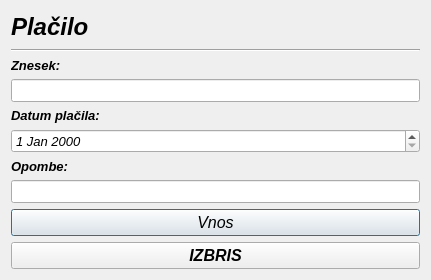
MaxMaxy/racun, file placiloracuna.ui: the form before one commit.
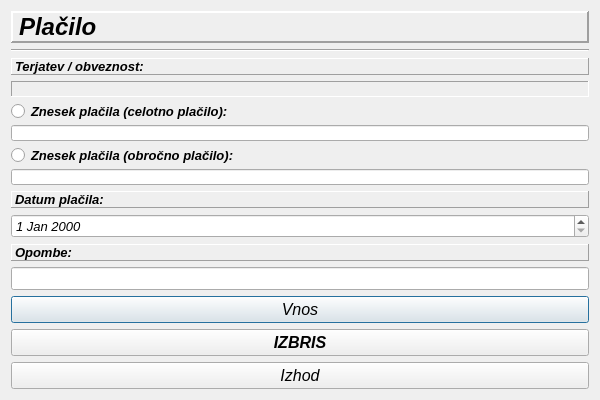
The form after the commit.

The edit to the form file:
```diff
--- a/placiloracuna.ui
+++ b/placiloracuna.ui
@@ -6,10 +6,22 @@
    <rect>
     <x>0</x>
     <y>0</y>
-    <width>431</width>
-    <height>280</height>
+    <width>600</width>
+    <height>400</height>
    </rect>
   </property>
+  <property name="minimumSize">
+   <size>
+    <width>600</width>
+    <height>400</height>
+   </size>
+  </property>
+  <property name="maximumSize">
+   <size>
+    <width>600</width>
+    <height>400</height>
+   </size>
+  </property>
   <property name="font">
    <font>
     <family>MS Sans Serif</family>
@@ -36,6 +48,15 @@
            <bold>true</bold>
           </font>
          </property>
+         <property name="frameShape">
+          <enum>QFrame::Panel</enum>
+         </property>
+         <property name="frameShadow">
+          <enum>QFrame::Raised</enum>
+         </property>
+         <property name="lineWidth">
+          <number>2</number>
+         </property>
          <property name="text">
           <string>Plačilo</string>
          </property>
@@ -55,24 +76,56 @@
        </item>
       </layout>
      </item>
+     <item>
+      <widget class="QLabel" name="label_5">
+       <property name="font">
+        <font>
+         <weight>75</weight>
+         <bold>true</bold>
+        </font>
+       </property>
+       <property name="frameShape">
+        <enum>QFrame::Panel</enum>
+       </property>
+       <property name="frameShadow">
+        <enum>QFrame::Raised</enum>
+       </property>
+       <property name="text">
+        <string>Terjatev / obveznost:</string>
+       </property>
+      </widget>
+     </item>
+     <item>
+      <widget class="QLabel" name="label_terObv">
+       <property name="minimumSize">
+        <size>
+         <width>450</width>
+         <height>16</height>
+        </size>
+       </property>
+       <property name="frameShape">
+        <enum>QFrame::Panel</enum>
+       </property>
+       <property name="frameShadow">
+        <enum>QFrame::Sunken</enum>
+       </property>
+       <property name="text">
+        <string/>
+       </property>
+      </widget>
+     </item>
      <item>
       <layout class="QVBoxLayout" name="verticalLayout_2">
        <item>
-        <widget class="QLabel" name="label_2">
+        <widget class="QRadioButton" name="radioButton_placiloSkupaj">
          <property name="font">
           <font>
-           <family>MS Sans Serif</family>
-           <pointsize>10</pointsize>
            <weight>75</weight>
-           <italic>true</italic>
            <bold>true</bold>
           </font>
          </property>
          <property name="text">
-          <string>Znesek:</string>
-         </property>
-         <property name="buddy">
-          <cstring>lineEdit</cstring>
+          <string>Znesek plačila (celotno plačilo):</string>
          </property>
         </widget>
        </item>
@@ -86,6 +139,22 @@
          </property>
         </widget>
        </item>
+       <item>
+        <widget class="QRadioButton" name="radioButton_placiloEnkratno">
+         <property name="font">
+          <font>
+           <weight>75</weight>
+           <bold>true</bold>
+          </font>
+         </property>
+         <property name="text">
+          <string>Znesek plačila (obročno plačilo):</string>
+         </property>
+        </widget>
+       </item>
+       <item>
+        <widget class="QLineEdit" name="lineEdit_TrenutnoPlacilo"/>
+       </item>
       </layout>
      </item>
      <item>
@@ -101,6 +170,12 @@
            <bold>true</bold>
           </font>
          </property>
+         <property name="frameShape">
+          <enum>QFrame::Panel</enum>
+         </property>
+         <property name="frameShadow">
+          <enum>QFrame::Raised</enum>
+         </property>
          <property name="text">
           <string>Datum plačila:</string>
          </property>
@@ -135,6 +210,12 @@
            <bold>true</bold>
           </font>
          </property>
+         <property name="frameShape">
+          <enum>QFrame::Panel</enum>
+         </property>
+         <property name="frameShadow">
+          <enum>QFrame::Raised</enum>
+         </property>
          <property name="text">
           <string>Opombe:</string>
          </property>
@@ -184,6 +265,18 @@
        </property>
       </widget>
      </item>
+     <item>
+      <widget class="QPushButton" name="pushButton_2">
+       <property name="font">
+        <font>
+         <pointsize>12</pointsize>
+        </font>
+       </property>
+       <property name="text">
+        <string>Izhod</string>
+       </property>
+      </widget>
+     </item>
     </layout>
    </item>
   </layout>
```
